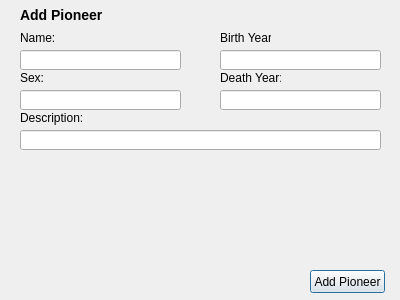
Old version of the form vika3/ui/addpioneer.ui in the repository hlynurstef/Verklegt-namskeid-1-vika-3.
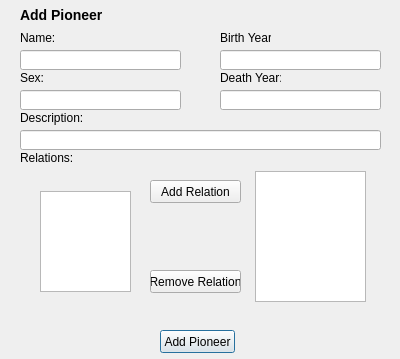
New version of the form.

Commit message: Added things to addComputer, it now works. Tried to start working on relations, did not go so well.

```diff
--- a/vika3/ui/addpioneer.ui
+++ b/vika3/ui/addpioneer.ui
@@ -7,7 +7,7 @@
     <x>0</x>
     <y>0</y>
     <width>400</width>
-    <height>300</height>
+    <height>359</height>
    </rect>
   </property>
   <property name="windowTitle">
@@ -134,8 +134,8 @@
   <widget class="QPushButton" name="button_add_pioneer">
    <property name="geometry">
     <rect>
-     <x>310</x>
-     <y>270</y>
+     <x>160</x>
+     <y>330</y>
      <width>75</width>
      <height>23</height>
     </rect>
@@ -206,6 +206,65 @@
     </rect>
    </property>
   </widget>
+  <widget class="QLabel" name="label_relations">
+   <property name="geometry">
+    <rect>
+     <x>20</x>
+     <y>150</y>
+     <width>61</width>
+     <height>16</height>
+    </rect>
+   </property>
+   <property name="text">
+    <string>Relations:</string>
+   </property>
+  </widget>
+  <widget class="QPushButton" name="button_add_relations">
+   <property name="geometry">
+    <rect>
+     <x>150</x>
+     <y>180</y>
+     <width>91</width>
+     <height>23</height>
+    </rect>
+   </property>
+   <property name="text">
+    <string>Add Relation</string>
+   </property>
+  </widget>
+  <widget class="QPushButton" name="button_remove_relation">
+   <property name="geometry">
+    <rect>
+     <x>150</x>
+     <y>270</y>
+     <width>91</width>
+     <height>23</height>
+    </rect>
+   </property>
+   <property name="text">
+    <string>Remove Relation</string>
+   </property>
+  </widget>
+  <widget class="QListWidget" name="list_unrelated_computers">
+   <property name="geometry">
+    <rect>
+     <x>40</x>
+     <y>191</y>
+     <width>91</width>
+     <height>101</height>
+    </rect>
+   </property>
+  </widget>
+  <widget class="QListWidget" name="list_related_computers">
+   <property name="geometry">
+    <rect>
+     <x>255</x>
+     <y>171</y>
+     <width>111</width>
+     <height>131</height>
+    </rect>
+   </property>
+  </widget>
  </widget>
  <resources/>
  <connections/>
```
Left out of the diff: 8 changed lines with no effect on the pictures. The commit also changes 8 other files.
